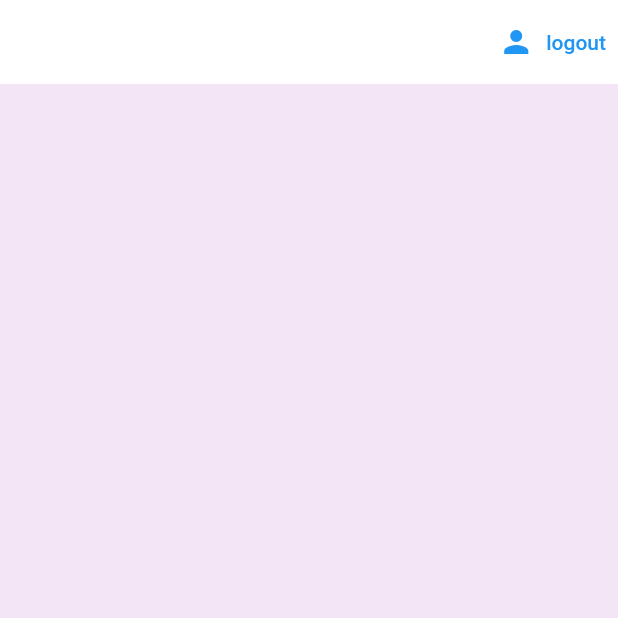
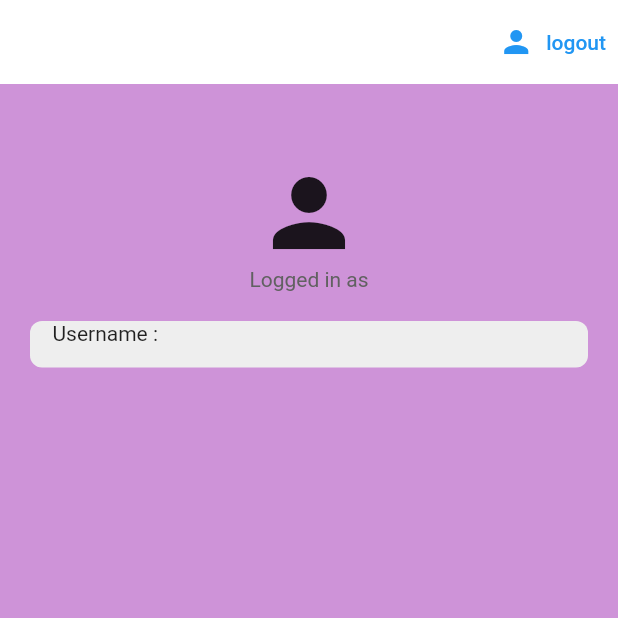
Before and after one commit to lambraydon/GymBros, a Flutter app: the screen it shows once a user with an empty profile is signed in, on a phone screen of 412 x 824 dp, the top half of it. Run offline on Flutter 3.47's test engine with Material 2 defaults, Android fonts, the phone set to English and light mode, and no system bars; our stand-ins replace cloud_firestore, firebase_auth, firebase_core; missing offline and left inert: dart:ffi; accounts and stored records are empty.

Commit message:
Updated HomePage to display current user info. By default, a new User's username is set as "New Gymbro".

```diff
--- /dev/null
+++ b/lib/models/gbprofile.dart
@@ -0,0 +1,10 @@
+class GbProfile {
+
+  final String name;
+
+  GbProfile({required this.name});
+
+  String getName() {
+    return name;
+  }
+}
--- /dev/null
+++ b/lib/screens/components/mytextfield.dart
@@ -0,0 +1,35 @@
+import "package:flutter/material.dart";
+
+class MyTextField extends StatelessWidget {
+  final String text;
+  final String sectionName;
+  const MyTextField({super.key, required this.text, required this.sectionName});
+
+  @override
+  Widget build(BuildContext context) {
+    return Container(
+      decoration: BoxDecoration(
+          color: Colors.grey[200],
+          borderRadius: BorderRadius.circular(8)
+      ),
+      padding: const EdgeInsets.only(left: 15, bottom: 15),
+      margin: const EdgeInsets.only(left: 20, right: 20, top: 20),
+      child: Column(
+        crossAxisAlignment: CrossAxisAlignment.start,
+        children: [
+          Row(
+            children: [
+              //Section Name
+              Text(sectionName),
+
+              //Text
+
+              Text(text)
+            ],
+          )
+        ],
+      ),
+
+    );
+  }
+}
--- a/lib/screens/home/home.dart
+++ b/lib/screens/home/home.dart
@@ -1,16 +1,82 @@
+import 'dart:ffi';
+
+import 'package:cloud_firestore/cloud_firestore.dart';
 import 'package:flutter/material.dart';
+import 'package:gymbros/screens/home/userprofile.dart';
 import 'package:gymbros/services/authservice.dart';
+import 'package:provider/provider.dart';
+import 'package:gymbros/services/databaseservice.dart';
+import '../../models/gbprofile.dart';
+import 'package:gymbros/screens/components/mytextfield.dart';
 
 class Home extends StatelessWidget {
 
   final AuthService _auth = AuthService();
+  final CollectionReference userProfiles = FirebaseFirestore.instance.collection("userProfiles");
 
   @override
   Widget build(BuildContext context) {
     return Scaffold(
-      backgroundColor: Colors.purple[50],
+        backgroundColor:Colors.purple[200],
         appBar: AppBar(
-        title: Text('GymBros'),
+          title: Text('Home Page'),
+          backgroundColor: Colors.white,
+          elevation: 0.0,
+          actions: <Widget>[TextButton.icon(
+            icon: Icon(Icons.person),
+            label: Text('logout'),
+            onPressed: () async {
+              await _auth.signOut();
+            },
+          ),
+          ],
+        ),
+        body: StreamBuilder<DocumentSnapshot>(
+          stream: userProfiles.doc(_auth.getUid()).snapshots(),
+          builder: (context, snapshot) {
+            //get user data
+            if (snapshot.hasData) {
+              final userData = snapshot.data!.data() as Map<String,dynamic>;
+
+              return ListView(
+                  children: [
+                  SizedBox(height: 50),
+                  Icon(
+                    Icons.person,
+                    size: 72,
+                  ),
+                    Text(
+                      "Logged in as ${_auth.getEmail()}",
+                      textAlign: TextAlign.center,
+                      style: TextStyle(color: Colors.grey[700]),
+                    ),
+                    MyTextField(text: userData["Name"], sectionName: "Username : ")
+                  ]
+              );
+            } else if(snapshot.hasError) {
+              return Center(
+                  child: Text("Error + ${snapshot.error.toString()}")
+              );
+            } else {
+              return Center(
+                child: Text("Error"),
+              );
+            }
+            },
+        ),
+    );
+  }
+  /*
+  @override
+  Widget build(BuildContext context) {
+    return StreamProvider<List<GbProfile?>>.value(
+        value:DatabaseService(uid:_auth.getUid()).profiles,
+        initialData: [],
+        catchError: (_,err) => [GbProfile(name: "Error")],
+        child:Scaffold(
+        backgroundColor: Colors.purple[100],
+        appBar: AppBar(
+          title: Text('Home Page'),
           backgroundColor: Colors.white,
           elevation: 0.0,
           actions: <Widget>[
@@ -23,6 +89,42 @@ class Home extends StatelessWidget {
             ),
           ],
         ),
+      body: UserProfile(),
+        ),
     );
   }
+
+return Scaffold(
+      backgroundColor:Colors.purple[200],
+      appBar: AppBar(
+        title: Text('Home Page'),
+        backgroundColor: Colors.white,
+          elevation: 0.0,
+        actions: <Widget>[TextButton.icon(
+          icon: Icon(Icons.person),
+          label: Text('logout'),
+          onPressed: () async {
+            await _auth.signOut();
+          },
+        ),
+        ],
+      ),
+      body: ListView(
+        children: [
+          SizedBox(height: 50),
+
+          Icon(
+            Icons.person,
+            size: 72,
+          ),
+
+          Text(
+            "Logged in as ${_auth.getEmail()}",
+            textAlign: TextAlign.center,
+            style: TextStyle(color: Colors.grey[700]),
+          )
+        ]
+      )
+    );
+   */
 }
--- /dev/null
+++ b/lib/screens/home/userprofile.dart
@@ -0,0 +1,27 @@
+import 'package:cloud_firestore/cloud_firestore.dart';
+import 'package:flutter/material.dart';
+import 'package:gymbros/models/gbprofile.dart';
+import 'package:provider/provider.dart';
+import 'package:gymbros/screens/home/userview.dart';
+
+class UserProfile extends StatefulWidget {
+  @override
+  State<UserProfile> createState() => _UserProfileState();
+}
+
+class _UserProfileState extends State<UserProfile> {
+  @override
+  Widget build(BuildContext context) {
+    final profiles = Provider.of<List<GbProfile?>>(context);
+    //print(brews.documents);
+    //for (var doc in profiles) {
+    //print(doc.data);
+    //}
+    return ListView.builder(
+        itemCount: profiles.length,
+        itemBuilder: (context,index){
+          return UserView(profile: profiles[index]!);
+        },
+    );
+  }
+}
--- /dev/null
+++ b/lib/screens/home/userview.dart
@@ -0,0 +1,25 @@
+import 'package:gymbros/models/gbprofile.dart';
+import 'package:flutter/material.dart';
+
+class UserView extends StatelessWidget {
+
+  final GbProfile? profile;
+  UserView({ required this.profile });
+
+  @override
+  Widget build(BuildContext context) {
+    return Padding(
+      padding: const EdgeInsets.only(top: 8.0),
+      child: Card(
+        margin: EdgeInsets.fromLTRB(20.0, 6.0, 20.0, 0.0),
+        child: ListTile(
+          leading: CircleAvatar(
+            radius: 25.0,
+            backgroundColor: Colors.green[50],
+          ),
+          title: Text(profile!.name),
+        ),
+      ),
+    );
+  }
+}
--- a/lib/services/authservice.dart
+++ b/lib/services/authservice.dart
@@ -1,3 +1,4 @@
+import "package:cloud_firestore/cloud_firestore.dart";
 import "package:firebase_auth/firebase_auth.dart";
 import "package:flutter/material.dart";
 import "package:gymbros/models/gbuser.dart";
@@ -62,6 +63,14 @@ class AuthService {
       return null;
     }
   }
+
+  String getUid() {
+    return FirebaseAuth.instance.currentUser!.uid;
+  }
+
+  String getEmail() {
+    return FirebaseAuth.instance.currentUser!.email!;
+  }
   // register with Facebook
 
   // sign in with Facebook
--- a/lib/services/databaseservice.dart
+++ b/lib/services/databaseservice.dart
@@ -1,4 +1,5 @@
 import "package:cloud_firestore/cloud_firestore.dart";
+import  "package:gymbros/models/gbprofile.dart";
 
 class DatabaseService {
 
@@ -14,4 +15,16 @@ class DatabaseService {
     })
     .catchError((error) => print("Failed to create user: $error"));
   }
+
+  //get profile Stream
+  Stream<List<GbProfile?>> get profiles{
+    return userProfiles.snapshots()
+    .map(_gbProfileListFromSnapshot);
+  }
+
+  List<GbProfile?> _gbProfileListFromSnapshot(QuerySnapshot profileSnap) {
+    return profileSnap.docs.map((doc){
+      return GbProfile(name: doc.get("name"));
+    }).toList();
+  }
 }
```
Lines whose indentation alone changed are shown as unchanged.
